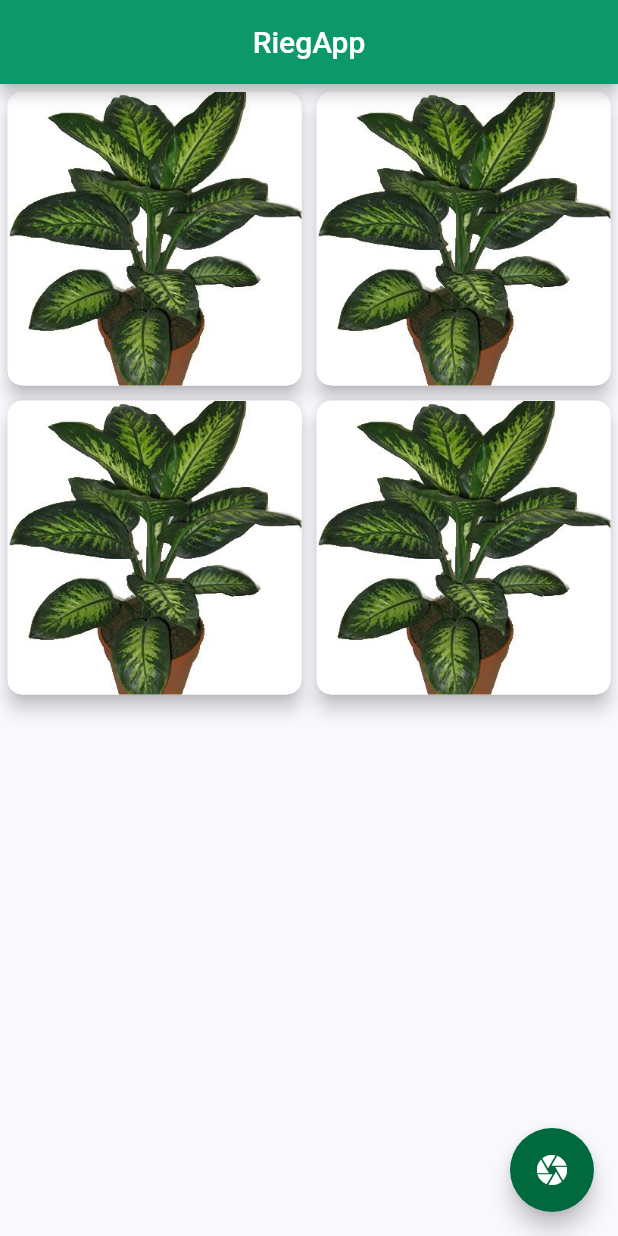
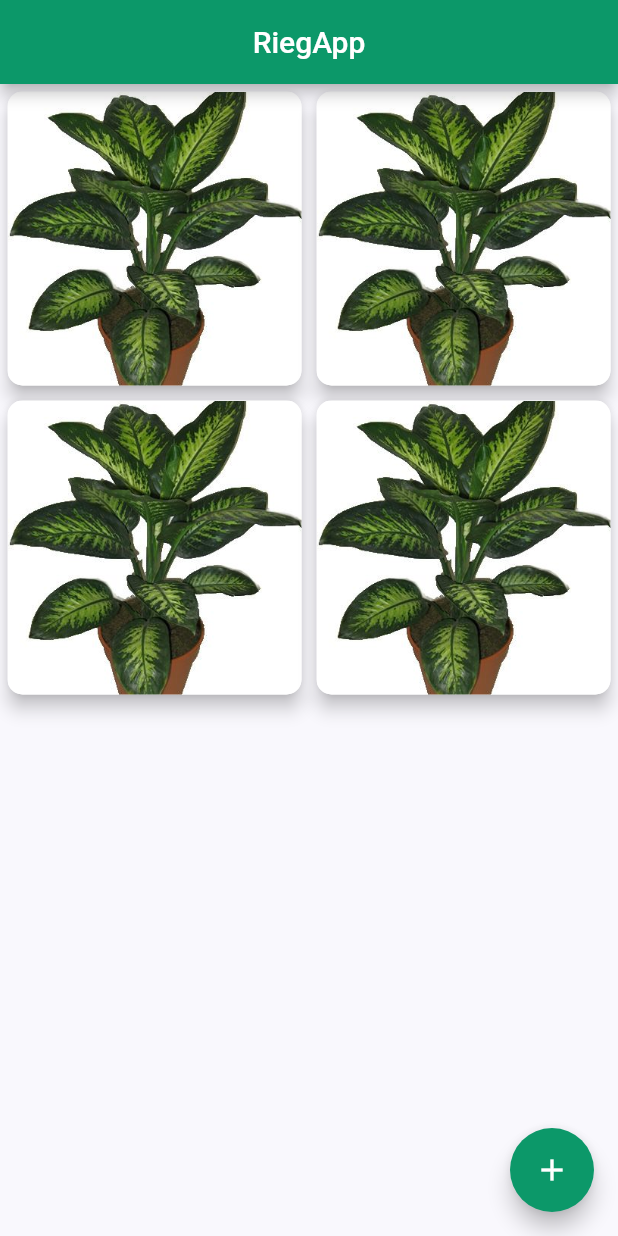
Before and after one commit to ivanajenjo/flutter_plant_app, a Flutter app: the screen it shows after launch, on a phone screen of 412 x 824 dp. Run offline on Flutter 3.47's test engine with Material 2 defaults, Android fonts, the phone set to English and light mode, and no system bars.

Commit message:
New commit

```diff
--- a/lib/main.dart
+++ b/lib/main.dart
@@ -1,7 +1,6 @@
 import 'package:flutter/material.dart';
+import 'package:flutter_plant_app/screens/home.dart';
 import 'constants.dart';
-import 'widgets/plant_card.dart';
-import 'widgets/appbar.dart';
 
 void main() {
   runApp(MyApp());
@@ -13,27 +12,19 @@ class MyApp extends StatelessWidget {
     return MaterialApp(
       title: 'Riega las Plantas',
       theme: ThemeData(
+        elevatedButtonTheme: ElevatedButtonThemeData(
+          style: ButtonStyle(
+            backgroundColor: MaterialStateProperty.all<Color>(kPrimaryColor),
+          ),
+        ),
+        floatingActionButtonTheme:
+            FloatingActionButtonThemeData(backgroundColor: kPrimaryColor),
         scaffoldBackgroundColor: kBackgroundColor,
         primaryColor: kPrimaryColor,
         textTheme: Theme.of(context).textTheme.apply(bodyColor: kTextColor),
         visualDensity: VisualDensity.adaptivePlatformDensity,
       ),
-      home: Scaffold(
-        appBar: buildAppBar(),
-        body: GridView.count(
-          crossAxisCount: 2,
-          children: [
-            PlantCard('assets/images/plant.jpg'),
-            PlantCard('assets/images/plant.jpg'),
-            PlantCard('assets/images/plant.jpg'),
-            PlantCard('assets/images/plant.jpg'),
-          ],
-        ),
-        floatingActionButton: FloatingActionButton(
-          child: Icon(Icons.camera),
-          backgroundColor: kPrimaryColorDark,
-        ),
-      ),
+      home: Home(),
     );
   }
 }
--- /dev/null
+++ b/lib/screens/home.dart
@@ -0,0 +1,39 @@
+import 'package:flutter/material.dart';
+import 'package:flutter_plant_app/constants.dart';
+import 'package:flutter_plant_app/screens/add_plant_screen.dart';
+import 'package:flutter_plant_app/widgets/appbar.dart';
+import 'package:flutter_plant_app/widgets/plant_card.dart';
+
+class Home extends StatelessWidget {
+  const Home({
+    Key key,
+  }) : super(key: key);
+
+  @override
+  Widget build(BuildContext context) {
+    return Scaffold(
+      appBar: buildAppBar(),
+      body: GridView.count(
+        crossAxisCount: 2,
+        children: [
+          PlantCard('assets/images/plant.jpg'),
+          PlantCard('assets/images/plant.jpg'),
+          PlantCard('assets/images/plant.jpg'),
+          PlantCard('assets/images/plant.jpg'),
+        ],
+      ),
+      floatingActionButton: FloatingActionButton(
+        child: Icon(Icons.add),
+        //backgroundColor: kPrimaryColorDark,
+        onPressed: () {
+          Navigator.push(
+            context,
+            MaterialPageRoute(
+              builder: (context) => AddPlantScreen(),
+            ),
+          );
+        },
+      ),
+    );
+  }
+}
--- a/lib/widgets/plant_card.dart
+++ b/lib/widgets/plant_card.dart
@@ -1,5 +1,5 @@
 import 'package:flutter/material.dart';
-import 'package:flutter_plant_app/screens/plant_screen.dart';
+import 'package:flutter_plant_app/screens/add_plant_screen.dart';
 
 class PlantCard extends StatelessWidget {
   final String imagePath;
@@ -10,7 +10,7 @@ class PlantCard extends StatelessWidget {
     return InkWell(
       onTap: () {
         Navigator.push(
-            context, MaterialPageRoute(builder: (context) => PlantScreen()));
+            context, MaterialPageRoute(builder: (context) => AddPlantScreen()));
       },
       child: Container(
         child: Card(
```
Also changed, not shown: lib/screens/add_plant_screen.dart (renamed from lib/screens/plant_screen.dart, +13 -24 lines).
